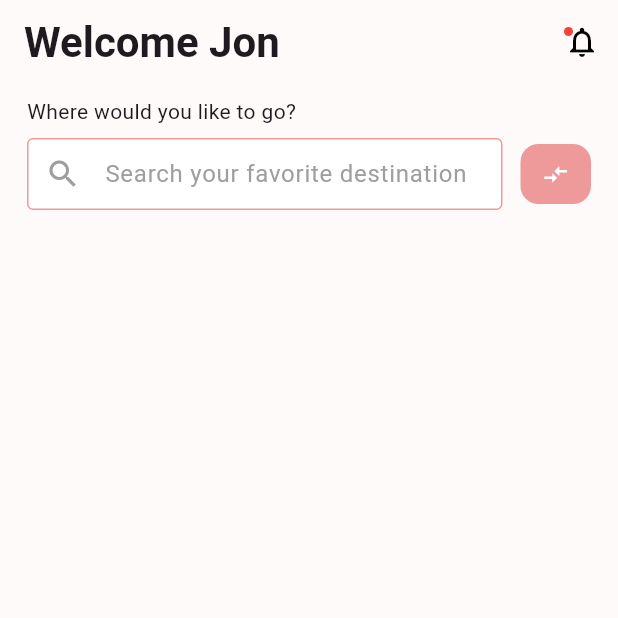
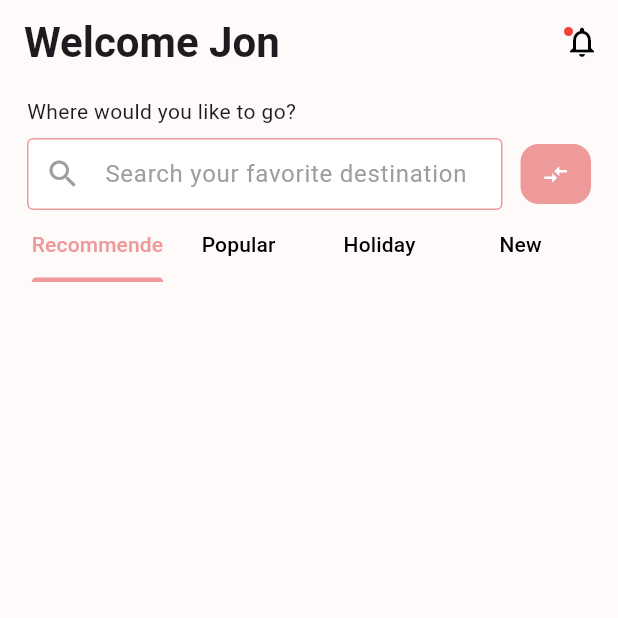
Before and after one commit to SertacN/flutter-screen-coding-projects, a Flutter app: the screen it shows after launch, on a phone screen of 412 x 824 dp, the top half of it. Run offline on Flutter 3.47's test engine with Material 3 defaults, Android fonts, the phone set to English and light mode, and no system bars.

Commit message:
update screenshot

```diff
--- a/travel_mobile_app/lib/feature/travel_mobile_view.dart
+++ b/travel_mobile_app/lib/feature/travel_mobile_view.dart
@@ -31,6 +31,24 @@ class _TravelMobilViewState extends State<TravelMobileView>
           children: [
             const _TravelSearchTitle(title: TravelMobileKeys.searchTitle),
             _TravelSearchBarWithIcon(controller: searchBarController),
+            const DefaultTabController(
+                length: 4,
+                child: TabBar(
+                    labelPadding: EdgeInsets.symmetric(horizontal: 1),
+                    tabs: [
+                      Tab(
+                        child: Text('Recommende'),
+                      ),
+                      Tab(
+                        child: Text('Popular'),
+                      ),
+                      Tab(
+                        child: Text('Holiday'),
+                      ),
+                      Tab(
+                        child: Text('New'),
+                      )
+                    ]))
           ],
         ),
       ),
```
Also changed, not shown: 1 other file.
